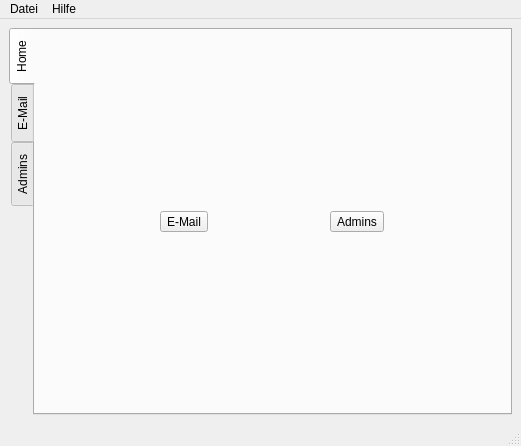
Old version of the form flscp/ui/cp.ui in the repository FLS-Wiesbaden/flscp.
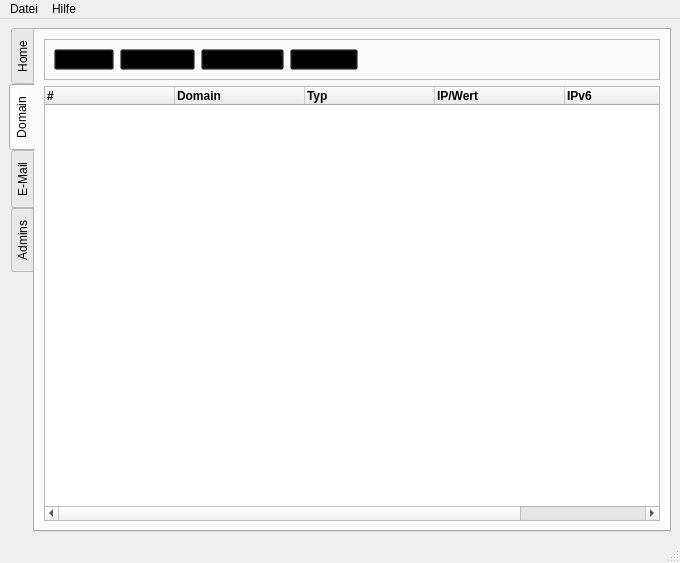
New version of the form. Icons and pictures are not drawn.

Commit message: Started to implement the domain section

```diff
--- a/flscp/ui/cp.ui
+++ b/flscp/ui/cp.ui
@@ -6,8 +6,8 @@
    <rect>
     <x>0</x>
     <y>0</y>
-    <width>521</width>
-    <height>446</height>
+    <width>680</width>
+    <height>563</height>
    </rect>
   </property>
   <property name="windowTitle">
@@ -40,7 +40,7 @@
        <enum>QTabWidget::West</enum>
       </property>
       <property name="currentIndex">
-       <number>0</number>
+       <number>1</number>
       </property>
       <widget class="QWidget" name="tabHome">
        <attribute name="icon">
@@ -93,6 +93,316 @@
         </item>
        </layout>
       </widget>
+      <widget class="QWidget" name="tabDomain">
+       <attribute name="icon">
+        <iconset resource="../res/logos.qrc">
+         <normaloff>:/section/domain.png</normaloff>:/section/domain.png</iconset>
+       </attribute>
+       <attribute name="title">
+        <string>Domain</string>
+       </attribute>
+       <layout class="QVBoxLayout" name="verticalLayout">
+        <item>
+         <widget class="QFrame" name="frame">
+          <property name="frameShape">
+           <enum>QFrame::StyledPanel</enum>
+          </property>
+          <property name="frameShadow">
+           <enum>QFrame::Raised</enum>
+          </property>
+          <layout class="QHBoxLayout" name="horizontalLayout_4">
+           <item>
+            <widget class="QToolButton" name="butDomainDel">
+             <property name="toolTip">
+              <string>Löschen (Entf)</string>
+             </property>
+             <property name="whatsThis">
+              <string>&lt;html&gt;&lt;head/&gt;&lt;body&gt;&lt;p&gt;&lt;span style=&quot; font-weight:600;&quot;&gt;Löschen&lt;/span&gt; eines Mail-Kontos inklusive aller auf dem Server befindlichen E-Mails&lt;/p&gt;&lt;/body&gt;&lt;/html&gt;</string>
+             </property>
+             <property name="styleSheet">
+              <string notr="true">background:transparent</string>
+             </property>
+             <property name="text">
+              <string>Löschen</string>
+             </property>
+             <property name="icon">
+              <iconset resource="../res/logos.qrc">
+               <normaloff>:/actions/delete.png</normaloff>:/actions/delete.png</iconset>
+             </property>
+             <property name="iconSize">
+              <size>
+               <width>32</width>
+               <height>32</height>
+              </size>
+             </property>
+             <property name="shortcut">
+              <string>Del</string>
+             </property>
+            </widget>
+           </item>
+           <item>
+            <widget class="QToolButton" name="butDomainAdd">
+             <property name="toolTip">
+              <string>Hinzufügen (F8)</string>
+             </property>
+             <property name="whatsThis">
+              <string>&lt;html&gt;&lt;head/&gt;&lt;body&gt;&lt;p&gt;&lt;span style=&quot; font-weight:600;&quot;&gt;Hinzufügen&lt;/span&gt; eines Mail-Kontos.&lt;/p&gt;&lt;/body&gt;&lt;/html&gt;</string>
+             </property>
+             <property name="styleSheet">
+              <string notr="true">background:transparent</string>
+             </property>
+             <property name="text">
+              <string>Hinzufügen</string>
+             </property>
+             <property name="icon">
+              <iconset resource="../res/logos.qrc">
+               <normaloff>:/actions/add.png</normaloff>:/actions/add.png</iconset>
+             </property>
+             <property name="iconSize">
+              <size>
+               <width>32</width>
+               <height>32</height>
+              </size>
+             </property>
+             <property name="shortcut">
+              <string>F8</string>
+             </property>
+            </widget>
+           </item>
+           <item>
+            <widget class="QToolButton" name="butDomainReload">
+             <property name="toolTip">
+              <string>Aktualisieren (vom Server) (F5)</string>
+             </property>
+             <property name="whatsThis">
+              <string>&lt;html&gt;&lt;head/&gt;&lt;body&gt;&lt;p&gt;&lt;span style=&quot; font-weight:600;&quot;&gt;Aktualisieren&lt;/span&gt; der Liste. Alle Änderungen werden verworfen.&lt;/p&gt;&lt;/body&gt;&lt;/html&gt;</string>
+             </property>
+             <property name="styleSheet">
+              <string notr="true">background:transparent</string>
+             </property>
+             <property name="text">
+              <string>Aktualisieren</string>
+             </property>
+             <property name="icon">
+              <iconset resource="../res/logos.qrc">
+               <normaloff>:/actions/reload.png</normaloff>:/actions/reload.png</iconset>
+             </property>
+             <property name="iconSize">
+              <size>
+               <width>32</width>
+               <height>32</height>
+              </size>
+             </property>
+             <property name="shortcut">
+              <string>F5</string>
+             </property>
+            </widget>
+           </item>
+           <item>
+            <widget class="QToolButton" name="butDomainSave">
+             <property name="toolTip">
+              <string>Speichern der Änderungen (Ctrl+S)</string>
+             </property>
+             <property name="whatsThis">
+              <string>&lt;html&gt;&lt;head/&gt;&lt;body&gt;&lt;p&gt;&lt;span style=&quot; font-weight:600;&quot;&gt;Speichern&lt;/span&gt; der Änderungen auf dem Server. Anschließend wird die Liste neugeladen.&lt;/p&gt;&lt;/body&gt;&lt;/html&gt;</string>
+             </property>
+             <property name="styleSheet">
+              <string notr="true">background:transparent</string>
+             </property>
+             <property name="text">
+              <string>Speichern</string>
+             </property>
+             <property name="icon">
+              <iconset resource="../res/logos.qrc">
+               <normaloff>:/actions/save.png</normaloff>:/actions/save.png</iconset>
+             </property>
+             <property name="iconSize">
+              <size>
+               <width>32</width>
+               <height>32</height>
+              </size>
+             </property>
+             <property name="shortcut">
+              <string>Ctrl+S</string>
+             </property>
+            </widget>
+           </item>
+           <item>
+            <spacer name="horizontalDomainSpacer">
+             <property name="orientation">
+              <enum>Qt::Horizontal</enum>
+             </property>
+             <property name="sizeHint" stdset="0">
+              <size>
+               <width>40</width>
+               <height>20</height>
+              </size>
+             </property>
+            </spacer>
+           </item>
+          </layout>
+         </widget>
+        </item>
+        <item>
+         <widget class="QTreeWidget" name="domainTree">
+          <property name="palette">
+           <palette>
+            <active>
+             <colorrole role="Base">
+              <brush brushstyle="SolidPattern">
+               <color alpha="255">
+                <red>255</red>
+                <green>255</green>
+                <blue>255</blue>
+               </color>
+              </brush>
+             </colorrole>
+             <colorrole role="AlternateBase">
+              <brush brushstyle="SolidPattern">
+               <color alpha="255">
+                <red>193</red>
+                <green>194</green>
+                <blue>255</blue>
+               </color>
+              </brush>
+             </colorrole>
+            </active>
+            <inactive>
+             <colorrole role="Base">
+              <brush brushstyle="SolidPattern">
+               <color alpha="255">
+                <red>255</red>
+                <green>255</green>
+                <blue>255</blue>
+               </color>
+              </brush>
+             </colorrole>
+             <colorrole role="AlternateBase">
+              <brush brushstyle="SolidPattern">
+               <color alpha="255">
+                <red>193</red>
+                <green>194</green>
+                <blue>255</blue>
+               </color>
+              </brush>
+             </colorrole>
+            </inactive>
+            <disabled>
+             <colorrole role="Base">
+              <brush brushstyle="SolidPattern">
+               <color alpha="255">
+                <red>244</red>
+                <green>244</green>
+                <blue>244</blue>
+               </color>
+              </brush>
+             </colorrole>
+             <colorrole role="AlternateBase">
+              <brush brushstyle="SolidPattern">
+               <color alpha="255">
+                <red>193</red>
+                <green>194</green>
+                <blue>255</blue>
+               </color>
+              </brush>
+             </colorrole>
+            </disabled>
+           </palette>
+          </property>
+          <property name="autoScroll">
+           <bool>true</bool>
+          </property>
+          <property name="editTriggers">
+           <set>QAbstractItemView::AllEditTriggers</set>
+          </property>
+          <property name="alternatingRowColors">
+           <bool>true</bool>
+          </property>
+          <property name="selectionMode">
+           <enum>QAbstractItemView::ExtendedSelection</enum>
+          </property>
+          <property name="indentation">
+           <number>15</number>
+          </property>
+          <property name="rootIsDecorated">
+           <bool>true</bool>
+          </property>
+          <property name="uniformRowHeights">
+           <bool>false</bool>
+          </property>
+          <attribute name="headerDefaultSectionSize">
+           <number>130</number>
+          </attribute>
+          <column>
+           <property name="text">
+            <string>#</string>
+           </property>
+           <property name="font">
+            <font>
+             <weight>75</weight>
+             <bold>true</bold>
+            </font>
+           </property>
+          </column>
+          <column>
+           <property name="text">
+            <string>Domain</string>
+           </property>
+           <property name="font">
+            <font>
+             <weight>75</weight>
+             <bold>true</bold>
+            </font>
+           </property>
+          </column>
+          <column>
+           <property name="text">
+            <string>Typ</string>
+           </property>
+           <property name="font">
+            <font>
+             <weight>75</weight>
+             <bold>true</bold>
+            </font>
+           </property>
+          </column>
+          <column>
+           <property name="text">
+            <string>IP/Wert</string>
+           </property>
+           <property name="font">
+            <font>
+             <weight>75</weight>
+             <bold>true</bold>
+            </font>
+           </property>
+          </column>
+          <column>
+           <property name="text">
+            <string>IPv6</string>
+           </property>
+           <property name="font">
+            <font>
+             <weight>75</weight>
+             <bold>true</bold>
+            </font>
+           </property>
+          </column>
+          <column>
+           <property name="text">
+            <string>Status</string>
+           </property>
+           <property name="font">
+            <font>
+             <weight>75</weight>
+             <bold>true</bold>
+            </font>
+           </property>
+          </column>
+         </widget>
+        </item>
+       </layout>
+      </widget>
       <widget class="QWidget" name="tabMail">
        <attribute name="icon">
         <iconset resource="../res/logos.qrc">
@@ -629,7 +939,7 @@
     <rect>
      <x>0</x>
      <y>0</y>
-     <width>521</width>
+     <width>680</width>
      <height>21</height>
     </rect>
    </property>
```
Left out of the diff: 26 changed lines with no effect on the pictures. The commit also changes 19 other files.
